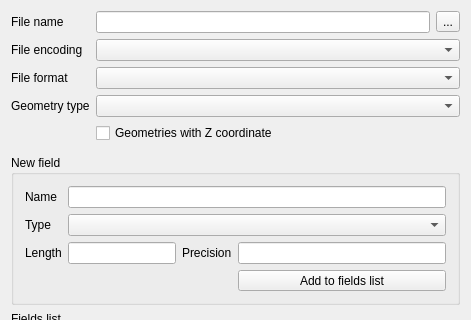
This is src/ui/qgsnewvectorlayerdialogbase.ui in qgis/QGIS as Qt 5 draws it before an edit; both pictures show x 0 to 471 and y 0 to 320 of the 471 by 604 pixel window. The edited form follows.
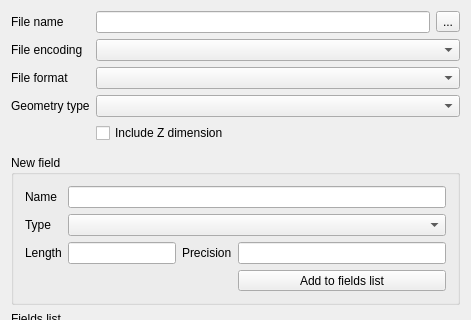
This is the edited form. Icons and pictures are not drawn. Custom widgets are drawn as their Qt base class.

Commit message: Reword Z dimension checkbox

```diff
--- a/src/ui/qgsnewvectorlayerdialogbase.ui
+++ b/src/ui/qgsnewvectorlayerdialogbase.ui
@@ -308,7 +308,7 @@
      <item row="4" column="1" colspan="2">
       <widget class="QCheckBox" name="mGeometryWithZCheckBox">
        <property name="text">
-        <string>Geometries with Z coordinate</string>
+        <string>Include Z dimension</string>
        </property>
       </widget>
      </item>
```
